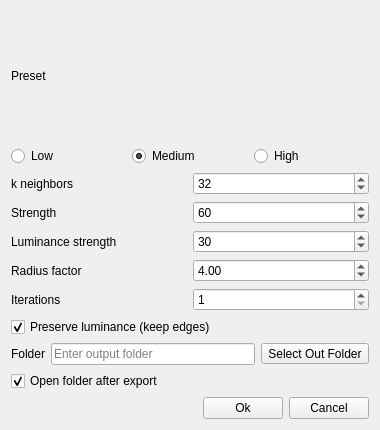
This is src/gui/forms/DialogColorDenoiseFilter.ui in open-scan-crew/OpenScanTools as Qt 5 draws it before an edit. The edited form follows.
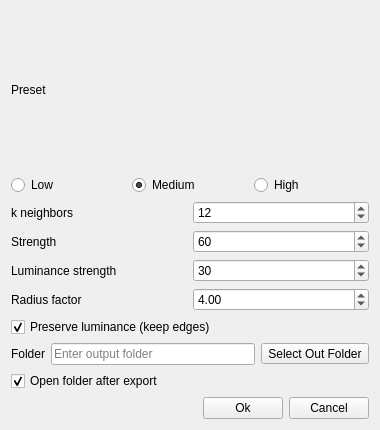
This is the edited form. Icons and pictures are not drawn.

Commit message: Refine denoise presets and remove iteration control (#294)

```diff
--- a/src/gui/forms/DialogColorDenoiseFilter.ui
+++ b/src/gui/forms/DialogColorDenoiseFilter.ui
@@ -74,14 +74,14 @@
      <item row="0" column="1">
       <widget class="QSpinBox" name="spinBox_kNeighbors">
        <property name="minimum">
-        <number>8</number>
+        <number>4</number>
        </property>
        <property name="maximum">
-        <number>64</number>
-       </property>
-       <property name="value">
         <number>32</number>
        </property>
+       <property name="value">
+        <number>12</number>
+       </property>
       </widget>
      </item>
      <item row="1" column="0">
@@ -147,26 +147,6 @@
        </property>
       </widget>
      </item>
-     <item row="4" column="0">
-      <widget class="QLabel" name="label_iterations">
-       <property name="text">
-        <string>Iterations</string>
-       </property>
-      </widget>
-     </item>
-     <item row="4" column="1">
-      <widget class="QSpinBox" name="spinBox_iterations">
-       <property name="minimum">
-        <number>1</number>
-       </property>
-       <property name="maximum">
-        <number>3</number>
-       </property>
-       <property name="value">
-        <number>1</number>
-       </property>
-      </widget>
-     </item>
     </layout>
    </item>
    <item>
```
The commit also changes 3 other files.
